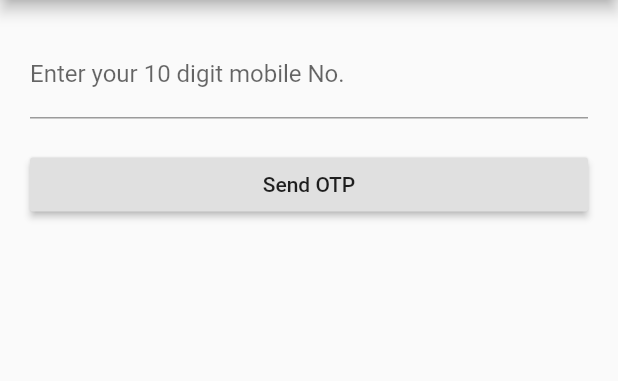
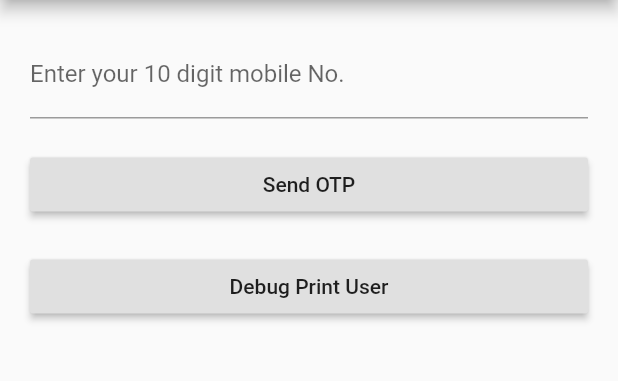
Before and after one commit to swarupanandadhua/HelloKishan, a Flutter app: the screen it shows after launch, on a phone screen of 412 x 824 dp, the part 84-465 px from its top. Run offline on Flutter 3.47's test engine with Material 2 defaults, Android fonts, the phone set to English and light mode, and no system bars; our stand-ins replace cloud_firestore, curved_navigation_bar, firebase_auth, firebase_storage, flutter_typeahead, geolocator and 4 more; missing offline and left inert: firebase_image, geoflutterfire, universal_html, validate; accounts and stored records are empty.

Commit message:
Old changes

```diff
--- a/lib/main.dart
+++ b/lib/main.dart
@@ -1,11 +1,13 @@
 import 'package:farmapp/models/constants.dart';
-import 'package:farmapp/models/models.dart';
 import 'package:farmapp/screens/account/otp_login.dart';
+import 'package:farmapp/screens/account/profile_update.dart';
 import 'package:farmapp/services/authentication.dart';
 import 'package:farmapp/services/location.dart';
+import 'package:firebase_auth/firebase_auth.dart';
 import 'package:flutter/material.dart';
 import 'package:geolocator/geolocator.dart';
 import 'package:provider/provider.dart';
+import 'package:shared_preferences/shared_preferences.dart';
 import 'package:splashscreen/splashscreen.dart';
 
 void main() {
@@ -23,7 +25,7 @@ class App extends StatelessWidget {
         StreamProvider<Position>(
           create: (_) => LocationService().location,
         ),
-        StreamProvider<FarmAppUser>(
+        StreamProvider<FirebaseUser>(
           create: (_) => AuthenticationService().user,
         ),
       ],
@@ -54,12 +56,42 @@ class App extends StatelessWidget {
   }
 }
 
-class FarmApp extends StatelessWidget {
+class FarmApp extends StatefulWidget {
+  @override
+  _FarmAppState createState() => _FarmAppState();
+}
+
+class _FarmAppState extends State<FarmApp> {
+  Future<bool> loggedin;
+
+  getLoggedinStatus() async {
+    loggedin = SharedPreferences.getInstance()
+        .then<bool>((pref) => pref.getBool('loggedin'));
+  }
+
+  @override
+  void initState() {
+    getLoggedinStatus();
+    super.initState();
+  }
+
   @override
   Widget build(BuildContext context) {
-    // final FarmAppUser user = Provider.of<FarmAppUser>(context);
+    // final FirebaseUser user = Provider.of<FirebaseUser>(context);
     // return (user == null) ? AuthenticateScreen() : WrapperScreen();
     // return (user != null) ? WrapperScreen() : OTPLoginScreen();
-    return OTPLoginScreen();
+    return FutureBuilder(
+      future: loggedin,
+      builder: (context, snapshot) {
+        if (snapshot.connectionState == ConnectionState.done &&
+            snapshot.hasData &&
+            snapshot.data != null &&
+            snapshot.data == true) {
+          return ProfileUpdateScreen();
+        } else {
+          return OTPLoginScreen();
+        }
+      },
+    );
   }
 }
--- a/lib/screens/account/otp_login.dart
+++ b/lib/screens/account/otp_login.dart
@@ -1,7 +1,10 @@
 import 'package:farmapp/models/constants.dart';
 import 'package:farmapp/services/authentication.dart';
+import 'package:firebase_auth/firebase_auth.dart';
 import 'package:flutter/material.dart';
 import 'package:flutter/services.dart';
+import 'package:provider/provider.dart';
+import 'package:shared_preferences/shared_preferences.dart';
 
 class OTPLoginScreen extends StatefulWidget {
   @override
@@ -50,6 +53,27 @@ class OTPLoginScreenState extends State<OTPLoginScreen> {
                 ),
                 margin: EdgeInsets.only(top: 20.0),
               ),
+              Container(
+                // TODO: Remove this debug button
+                width: screenSize.width / 2,
+                child: RaisedButton(
+                  child: Text('Debug Print User'),
+                  onPressed: () {
+                    FirebaseAuth.instance
+                        .currentUser()
+                        .then((value) => print('Actual: ' + value.toString()));
+                    final FirebaseUser u =
+                        Provider.of<FirebaseUser>(context, listen: false);
+                    print("Provider:" + u.toString());
+                    SharedPreferences.getInstance().then(
+                      (pref) {
+                        print("Pref: " + pref.getBool('loggedin').toString());
+                      },
+                    );
+                  },
+                ),
+                margin: EdgeInsets.only(top: 20.0),
+              ),
             ],
           ),
         ),
--- a/lib/screens/common/navigation_drawer.dart
+++ b/lib/screens/common/navigation_drawer.dart
@@ -1,6 +1,6 @@
 import 'package:farmapp/models/constants.dart';
-import 'package:farmapp/models/models.dart';
 import 'package:farmapp/screens/account/otp_login.dart';
+import 'package:firebase_auth/firebase_auth.dart';
 import 'package:provider/provider.dart';
 import 'package:url_launcher/url_launcher.dart' as UrlLauncher;
 import 'package:farmapp/services/authentication.dart';
@@ -11,7 +11,7 @@ class NavigationDrawer extends StatelessWidget {
 
   @override
   Widget build(BuildContext context) {
-    final FarmAppUser u = Provider.of<FarmAppUser>(context, listen: false);
+    final FirebaseUser u = Provider.of<FirebaseUser>(context, listen: false);
     return SizedBox(
       width: MediaQuery.of(context).size.width * 0.75,
       child: Drawer(
@@ -23,7 +23,7 @@ class NavigationDrawer extends StatelessWidget {
                 height: 120,
                 child: DrawerHeader(
                   child: Text(
-                    u.name,
+                    u?.displayName ?? 'Welcome User',
                     style: TextStyle(
                       fontSize: 22,
                       color: Colors.white,
--- a/lib/screens/post_requirement/post_requirement.dart
+++ b/lib/screens/post_requirement/post_requirement.dart
@@ -1,6 +1,7 @@
 import 'package:farmapp/models/constants.dart';
 import 'package:farmapp/models/models.dart';
 import 'package:farmapp/services/database.dart';
+import 'package:firebase_auth/firebase_auth.dart';
 import 'package:flutter/material.dart';
 import 'package:flutter/services.dart';
 import 'package:flutter_typeahead/flutter_typeahead.dart';
@@ -27,7 +28,7 @@ class PostRequirementScreenState extends State<PostRequirementScreen> {
   final Requirement requirement = Requirement();
   final TextEditingController productTextController = TextEditingController();
 
-  FarmAppUser u;
+  FirebaseUser u;
   ProgressDialog submitDialog;
   Position position;
   Size screenSize;
@@ -40,7 +41,7 @@ class PostRequirementScreenState extends State<PostRequirementScreen> {
       isDismissible: false,
     )..style(message: 'Please wait...');
 
-    u = Provider.of<FarmAppUser>(context, listen: false);
+    u = Provider.of<FirebaseUser>(context, listen: false);
     requirement.uid = (u != null) ? u.uid : 'U00000';
 
     requirement.position = Provider.of<Position>(context, listen: false);
--- a/pubspec.yaml
+++ b/pubspec.yaml
@@ -38,6 +38,7 @@ dependencies:
   progress_dialog:
   splashscreen:
   loading_gifs:
+  shared_preferences:
 
   flutter_mobx:
   mobx:
```
Also changed, not shown: lib/models/models.dart (+0 -16 lines), lib/screens/account/account.dart (+7 -7 lines), lib/screens/account/profile_update.dart (added, +128 -0 lines), lib/screens/home/home.dart (+42 -1 lines), lib/services/authentication.dart (+27 -8 lines).
